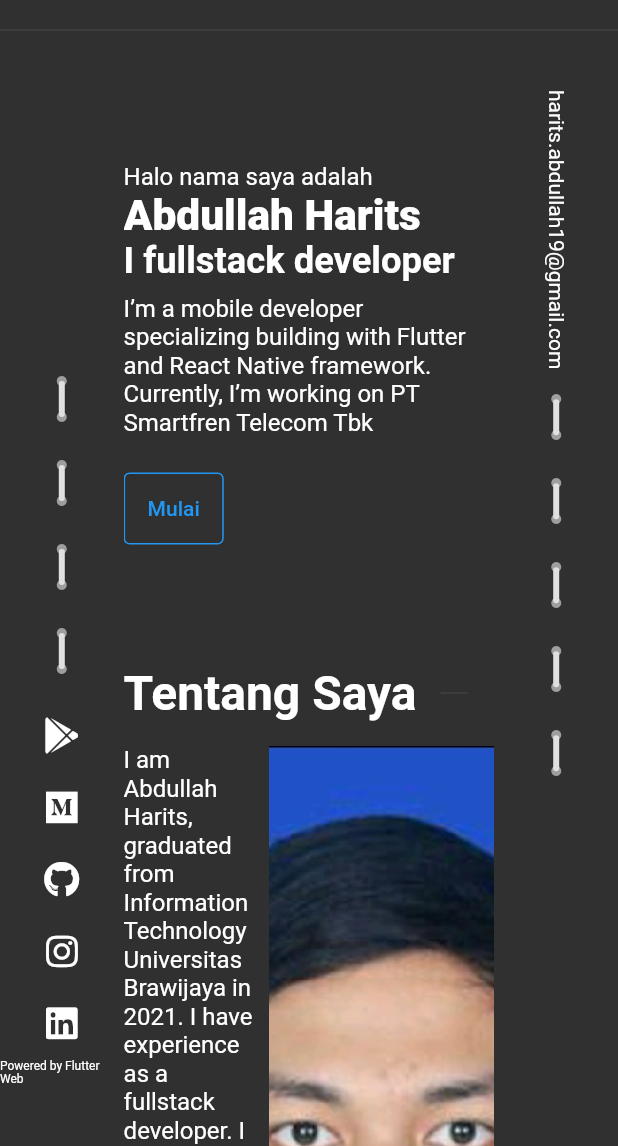
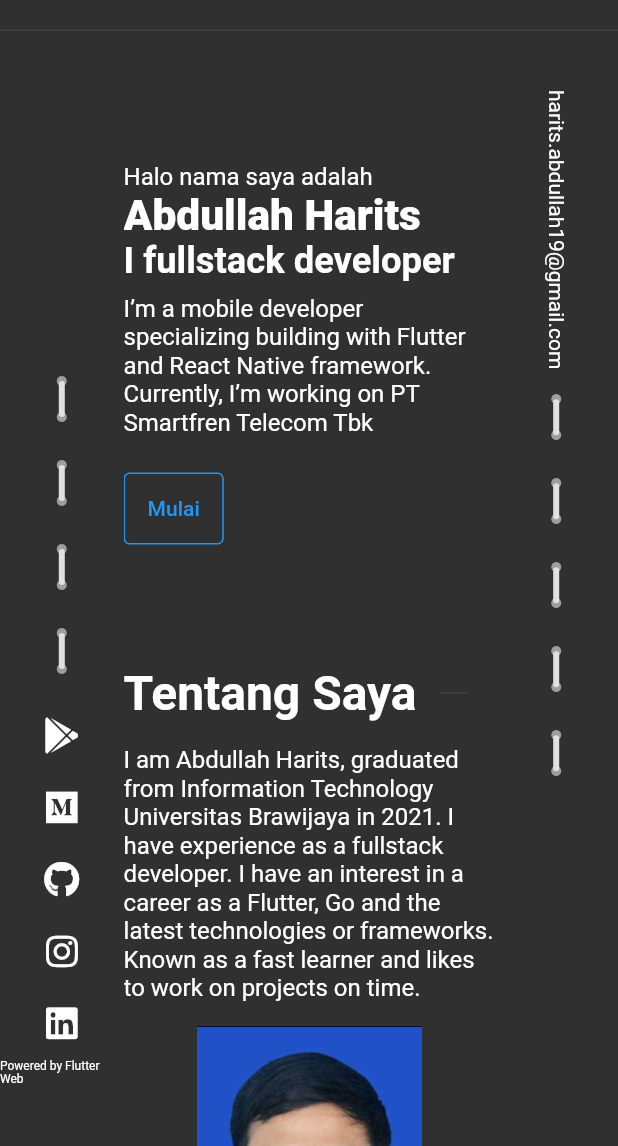
Before and after one commit to Harits19/harits19.github.io, a Flutter app: the screen it shows after launch, after a tap on "ID", on a phone screen of 412 x 824 dp, the part 90-1236 px from its top. Run offline on Flutter 3.47's test engine with Material 2 defaults, Android fonts, the phone set to English and light mode, and no system bars; drawn by our look-alikes of scrollable_positioned_list; our stand-ins replace bloc, easy_localization, flutter_bloc, fluttericon; missing offline and left inert: easy_localization_loader.

Commit message:
implement responsive for about me

```diff
--- a/lib/ui/base/constans/k_text.dart
+++ b/lib/ui/base/constans/k_text.dart
@@ -10,7 +10,8 @@ class KText {
       instagram = "https://instagram.com/abd.harits19",
       github = "https://github.com/Harits19",
       medium = "https://harits-abdullah19.medium.com",
-      googlePlay = 'https://play.google.com/store/apps/developer?id=Abdullah+Harits',
+      googlePlay =
+          'https://play.google.com/store/apps/developer?id=Abdullah+Harits',
       abdullahHarits = 'Abdullah Harits',
       listOfSkill1 = [
         "Flutter",
@@ -18,8 +19,6 @@ class KText {
         "Object Oriented Programming",
         "MongoDB",
         "MySQL",
-      ],
-      listOfSkill2 = [
         "CI/CD",
         "GIT",
         "Functional Programming",
--- a/lib/ui/home/views/about_me_view.dart
+++ b/lib/ui/home/views/about_me_view.dart
@@ -1,10 +1,13 @@
 import 'package:easy_localization/easy_localization.dart';
 import 'package:flutter/material.dart';
 import 'package:harits_portofolio/ui/base/constans/k_asset.dart';
+import 'package:harits_portofolio/ui/base/constans/k_size.dart';
 import 'package:harits_portofolio/ui/base/constans/k_text.dart';
 import 'package:harits_portofolio/ui/base/constans/k_textstyle.dart';
 import 'package:harits_portofolio/ui/home/views/section_container.dart';
+import 'package:harits_portofolio/ui/utils/responsive_util.dart';
 import 'package:harits_portofolio/ui/widgets/gap.dart';
+import 'package:harits_portofolio/ui/widgets/grid_view_view.dart';
 import 'package:harits_portofolio/ui/widgets/text_icon.dart';
 
 class AboutMeView extends StatelessWidget {
@@ -12,28 +15,30 @@ class AboutMeView extends StatelessWidget {
 
   @override
   Widget build(BuildContext context) {
+    final image = Image.asset(
+      KAsset.profile,
+      fit: BoxFit.cover,
+      height: 200,
+      width: 150,
+    );
+    final desc = Expanded(
+      child: Text(
+        tr('about_me_desc'),
+        style: KTextStyle.subtitle,
+      ),
+    );
     return SectionContainer(
       titleText: "about_me".tr(),
       children: [
         IntrinsicHeight(
-          child: Row(
-            crossAxisAlignment: CrossAxisAlignment.stretch,
-            children: [
-              Expanded(
-                child: Text(
-                  tr('about_me_desc'),
-                  style: KTextStyle.subtitle,
+          child: Rspnsv.isMobile(context)
+              ? Column(
+                  children: [desc, const Gap.v(KSize.s16), image],
+                )
+              : Row(
+                  crossAxisAlignment: CrossAxisAlignment.stretch,
+                  children: [desc, const Gap.h(8), image],
                 ),
-              ),
-              const Gap.h(8),
-              Image.asset(
-                KAsset.profile,
-                fit: BoxFit.cover,
-                height: 200,
-                width: 150,
-              )
-            ],
-          ),
         ),
         const Gap.v(16),
         Text(
@@ -41,20 +46,13 @@ class AboutMeView extends StatelessWidget {
           style: KTextStyle.title,
         ),
         const Gap.v(8),
-        Row(
-          children: [
-            Expanded(
-              child: Column(
-                children: [...KText.listOfSkill1.map((e) => TextIcon(e))],
-              ),
-            ),
-            Expanded(
-              child: Column(
-                children: [...KText.listOfSkill2.map((e) => TextIcon(e))],
-              ),
-            ),
-          ],
-        ),
+        GridViewView<String>(
+          list: KText.listOfSkill1,
+          crossAxisCount: 2,
+          renderItem: (e) {
+            return TextIcon(e);
+          },
+        )
       ],
     );
   }
--- /dev/null
+++ b/lib/ui/widgets/grid_view_view.dart
@@ -0,0 +1,37 @@
+import 'package:flutter/material.dart';
+
+class GridViewView<T> extends StatelessWidget {
+  const GridViewView({
+    super.key,
+    this.list = const [],
+    required this.crossAxisCount,
+    required this.renderItem,
+  });
+
+  final List<T> list;
+  final int crossAxisCount;
+
+  final Widget Function(T item) renderItem;
+
+  @override
+  Widget build(BuildContext context) {
+    final chunks = <Widget>[];
+
+    var len = list.length;
+
+    for (var i = 0; i < len; i += crossAxisCount) {
+      var end = (i + crossAxisCount < len) ? i + crossAxisCount : len;
+      final row = Row(
+        children: [
+          ...list.sublist(i, end).map(
+                (e) => Expanded(child: renderItem(e)),
+              ),
+        ],
+      );
+      chunks.add(row);
+    }
+    return Column(
+      children: chunks,
+    );
+  }
+}
--- a/lib/ui/widgets/text_icon.dart
+++ b/lib/ui/widgets/text_icon.dart
@@ -9,19 +9,21 @@ class TextIcon extends StatelessWidget {
 
   @override
   Widget build(BuildContext context) {
-    return Padding(
+    return Container(
       padding: const EdgeInsets.symmetric(vertical: 4),
       child: IntrinsicHeight(
         child: Row(
+          mainAxisSize: MainAxisSize.min,
           children: [
             const VerticalDivider(),
-            Flexible(
-                child: Text(
-              text,
-              style: KTextStyle.subtitle.copyWith(
-                color: color,
+            Expanded(
+              child: Text(
+                text,
+                style: KTextStyle.subtitle.copyWith(
+                  color: color,
+                ),
               ),
-            )),
+            ),
           ],
         ),
       ),
```
